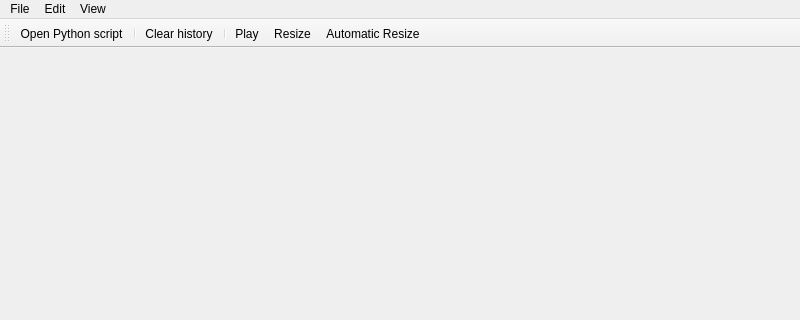
iit-DLSLab/signal-scope, file src/signal_scope/mainwindow.ui: the form before one commit; both pictures show x 0 to 800 and y 0 to 320 of the 800 by 600 pixel window.
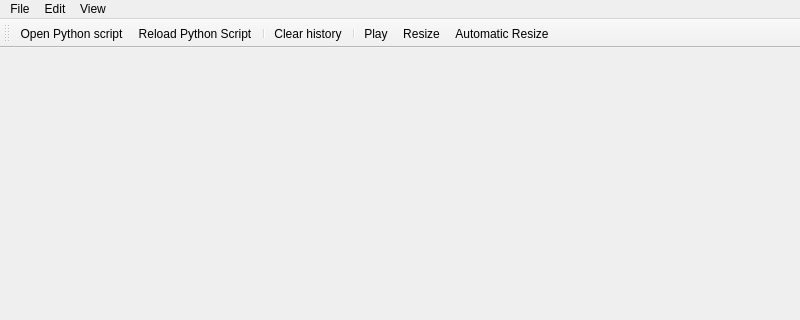
The form after the commit.

Commit message: added button to reload script - working but time is negative

The edit to the form file:
```diff
--- a/src/signal_scope/mainwindow.ui
+++ b/src/signal_scope/mainwindow.ui
@@ -68,6 +68,7 @@
     <bool>false</bool>
    </attribute>
    <addaction name="ActionOpenPython"/>
+   <addaction name="ActionReloadPython"/>
    <!-- <addaction name="ActionSave"/> -->
    <addaction name="separator"/>
    <addaction name="ActionClearHistory"/>
@@ -156,6 +157,11 @@
     <string>Point size...</string>
    </property>
   </action>
+  <action name="ActionReloadPython">
+    <property name="text">
+      <string>Reload Python Script...</string>
+    </property>
+  </action>
   <action name="ActionOpenPython">
    <property name="text">
     <string>Open Python script...</string>
```
The commit also changes 2 other files.
